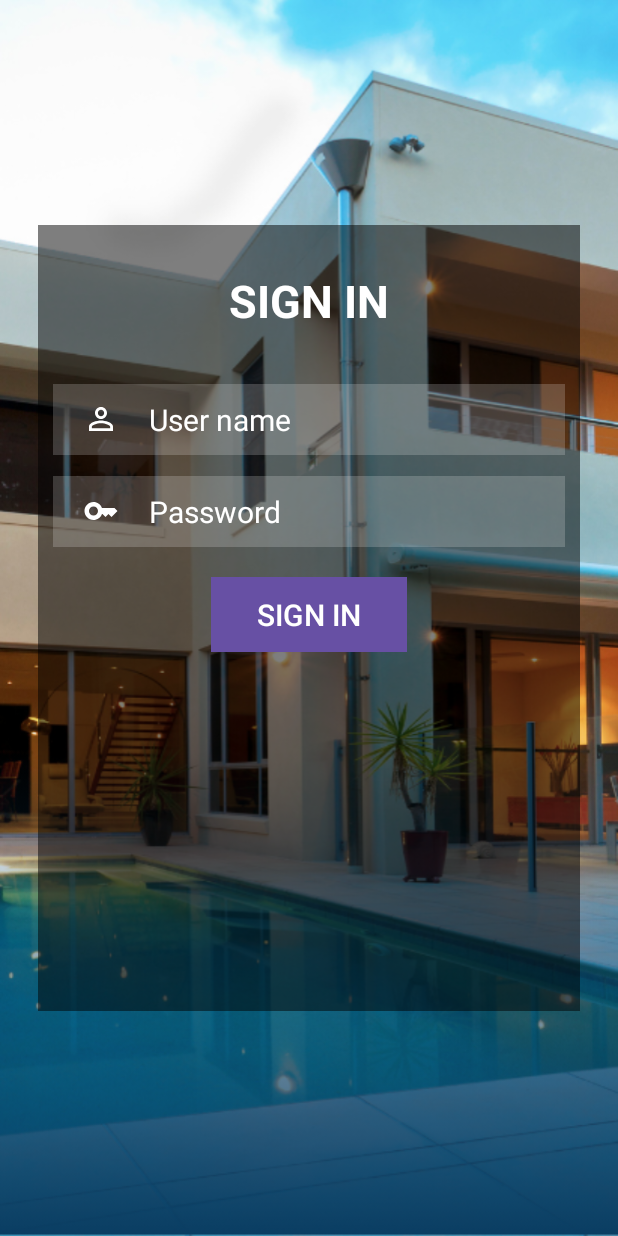
After one commit to mellivora24/IoT_JavaOOP_Android, an Android app: the layout activity_login.xml on its own in the app's theme, with its tools: preview values and no code run, on a phone screen of 412 x 824 dp. The commit adds this screen. Run offline under Robolectric (Android 15) with nearby library versions, the phone set to English and light mode, and no system bars.

Commit message:
Tạo màn hình ĐĂNG NHẬP (Chưa reponsive)

```diff
--- /dev/null
+++ b/app/src/main/java/com/javaoop/smarthome/LoginActivity.java
@@ -0,0 +1,4 @@
+package com.javaoop.smarthome;
+
+public class LoginActivity {
+}
--- a/app/src/main/java/com/javaoop/smarthome/MainActivity.java
+++ b/app/src/main/java/com/javaoop/smarthome/MainActivity.java
@@ -15,7 +15,7 @@ public class MainActivity extends AppCompatActivity {
         super.onCreate(savedInstanceState);
         EdgeToEdge.enable(this);
         setContentView(R.layout.activity_main);
-        ViewCompat.setOnApplyWindowInsetsListener(findViewById(R.id.main), (v, insets) -> {
+        ViewCompat.setOnApplyWindowInsetsListener(findViewById(R.id.splash_screen), (v, insets) -> {
             Insets systemBars = insets.getInsets(WindowInsetsCompat.Type.systemBars());
             v.setPadding(systemBars.left, systemBars.top, systemBars.right, systemBars.bottom);
             return insets;
--- /dev/null
+++ b/app/src/main/res/drawable/baseline_key_24.xml
@@ -0,0 +1,5 @@
+<vector xmlns:android="http://schemas.android.com/apk/res/android" android:height="24dp" android:tint="#FFFFFF" android:viewportHeight="24" android:viewportWidth="24" android:width="24dp">
+
+    <path android:fillColor="@android:color/white" android:pathData="M21,10h-8.35C11.83,7.67 9.61,6 7,6c-3.31,0 -6,2.69 -6,6s2.69,6 6,6c2.61,0 4.83,-1.67 5.65,-4H13l2,2l2,-2l2,2l4,-4.04L21,10zM7,15c-1.65,0 -3,-1.35 -3,-3c0,-1.65 1.35,-3 3,-3s3,1.35 3,3C10,13.65 8.65,15 7,15z"/>
+
+</vector>
--- /dev/null
+++ b/app/src/main/res/drawable/baseline_person_outline_24.xml
@@ -0,0 +1,5 @@
+<vector xmlns:android="http://schemas.android.com/apk/res/android" android:height="24dp" android:tint="#FFFFFF" android:viewportHeight="24" android:viewportWidth="24" android:width="24dp">
+
+    <path android:fillColor="@android:color/white" android:pathData="M12,5.9c1.16,0 2.1,0.94 2.1,2.1s-0.94,2.1 -2.1,2.1S9.9,9.16 9.9,8s0.94,-2.1 2.1,-2.1m0,9c2.97,0 6.1,1.46 6.1,2.1v1.1L5.9,18.1L5.9,17c0,-0.64 3.13,-2.1 6.1,-2.1M12,4C9.79,4 8,5.79 8,8s1.79,4 4,4 4,-1.79 4,-4 -1.79,-4 -4,-4zM12,13c-2.67,0 -8,1.34 -8,4v3h16v-3c0,-2.66 -5.33,-4 -8,-4z"/>
+
+</vector>
--- /dev/null
+++ b/app/src/main/res/drawable/email_icon.xml
@@ -0,0 +1,5 @@
+<vector xmlns:android="http://schemas.android.com/apk/res/android" android:height="24dp" android:tint="#000000" android:viewportHeight="24" android:viewportWidth="24" android:width="24dp">
+
+    <path android:fillColor="@android:color/white" android:pathData="M20,4L4,4c-1.1,0 -1.99,0.9 -1.99,2L2,18c0,1.1 0.9,2 2,2h16c1.1,0 2,-0.9 2,-2L22,6c0,-1.1 -0.9,-2 -2,-2zM20,8l-8,5 -8,-5L4,6l8,5 8,-5v2z"/>
+
+</vector>
--- /dev/null
+++ b/app/src/main/res/layout/activity_login.xml
@@ -0,0 +1,84 @@
+<?xml version="1.0" encoding="utf-8"?>
+<RelativeLayout xmlns:android="http://schemas.android.com/apk/res/android"
+    xmlns:app="http://schemas.android.com/apk/res-auto"
+    xmlns:tools="http://schemas.android.com/tools"
+    android:id="@+id/splash_screen"
+    android:layout_width="match_parent"
+    android:layout_height="match_parent"
+    android:background="@drawable/house"
+    tools:context=".MainActivity"
+    tools:ignore="ExtraText">
+
+    <RelativeLayout
+        android:layout_width="match_parent"
+        android:layout_height="match_parent"
+        android:layout_centerInParent="true"
+        android:background="#80000000"
+        android:layout_marginHorizontal="25dp"
+        android:layout_marginVertical="150dp"
+        android:padding="10dp">
+
+        <TextView
+            android:id="@+id/sign_in"
+            android:layout_width="match_parent"
+            android:layout_height="wrap_content"
+            android:gravity="center"
+            android:text="@string/sign_in"
+            android:textColor="@color/white"
+            android:textSize="30sp"
+            android:textStyle="bold"
+            android:layout_marginTop="20dp"
+        />
+
+        <EditText
+            android:id="@+id/user_name"
+            android:layout_width="match_parent"
+            android:layout_height="wrap_content"
+            android:layout_below="@id/sign_in"
+            android:layout_marginTop="35dp"
+            android:background="#30ffffff"
+            android:drawableStart="@drawable/baseline_person_outline_24"
+            android:drawablePadding="20dp"
+            android:hint="@string/user_name"
+            android:padding="10dp"
+            android:paddingStart="20dp"
+            android:textColor="@color/white"
+            android:textColorHint="@color/white"
+            android:textSize="20sp"
+            tools:ignore="RtlSymmetry" />
+
+        <EditText
+            android:id="@+id/password"
+            android:layout_width="match_parent"
+            android:layout_height="wrap_content"
+            android:layout_below="@id/user_name"
+            android:layout_marginTop="14dp"
+            android:background="#30ffffff"
+            android:drawableStart="@drawable/baseline_key_24"
+            android:drawablePadding="20dp"
+            android:hint="@string/password"
+            android:padding="10dp"
+            android:paddingStart="20dp"
+            android:textColor="@color/white"
+            android:textColorHint="@color/white"
+            android:textSize="20sp"
+            tools:ignore="RtlSymmetry" />
+
+        <Button
+            android:id="@+id/login"
+            android:layout_width="match_parent"
+            android:layout_height="50dp"
+            android:layout_below="@id/password"
+            android:layout_alignParentStart="true"
+            android:layout_alignParentEnd="true"
+            android:layout_marginStart="105dp"
+            android:layout_marginTop="20dp"
+            android:layout_marginEnd="105dp"
+            android:background="#FF0000"
+            android:text="@string/sign_in"
+            android:textColor="@color/white"
+            android:textSize="20sp" />
+
+    </RelativeLayout>
+
+</RelativeLayout>
--- a/app/src/main/res/layout/activity_main.xml
+++ b/app/src/main/res/layout/activity_main.xml
@@ -2,18 +2,7 @@
 <androidx.constraintlayout.widget.ConstraintLayout xmlns:android="http://schemas.android.com/apk/res/android"
     xmlns:app="http://schemas.android.com/apk/res-auto"
     xmlns:tools="http://schemas.android.com/tools"
-    android:id="@+id/main"
+    android:id="@+id/splash_screen"
     android:layout_width="match_parent"
     android:layout_height="match_parent"
-    tools:context=".MainActivity">
-
-    <TextView
-        android:layout_width="wrap_content"
-        android:layout_height="wrap_content"
-        android:text="Hello World!"
-        app:layout_constraintBottom_toBottomOf="parent"
-        app:layout_constraintEnd_toEndOf="parent"
-        app:layout_constraintStart_toStartOf="parent"
-        app:layout_constraintTop_toTopOf="parent" />
-
-</androidx.constraintlayout.widget.ConstraintLayout>
+    tools:context=".MainActivity"/>
--- a/app/src/main/res/values/colors.xml
+++ b/app/src/main/res/values/colors.xml
@@ -2,4 +2,5 @@
 <resources>
     <color name="black">#FF000000</color>
     <color name="white">#FFFFFFFF</color>
+    <color name="red">#FFFF0000</color>
 </resources>
--- a/app/src/main/res/values/strings.xml
+++ b/app/src/main/res/values/strings.xml
@@ -1,3 +1,6 @@
 <resources>
     <string name="app_name">SmartHome</string>
+    <string name="sign_in">SIGN IN</string>
+    <string name="user_name">User name</string>
+    <string name="password">Password</string>
 </resources>
```
Also changed, not shown: app/src/main/res/drawable/house.png (added), app/src/main/res/drawable/maika.png (added).
